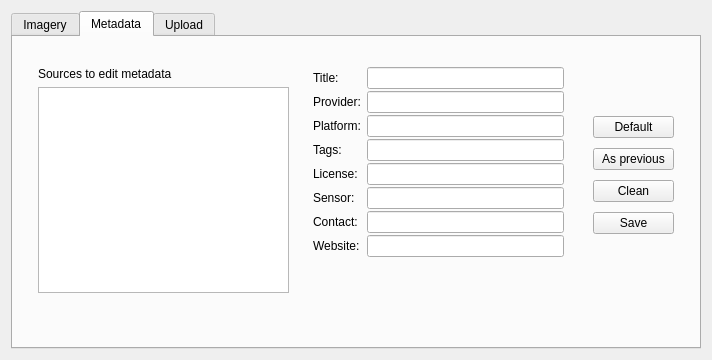
The window that OpenAerialMap/oam_client_dialog_base.ui (hotosm/oam-qgis-plugin) describes before a commit, drawn with Qt 5.
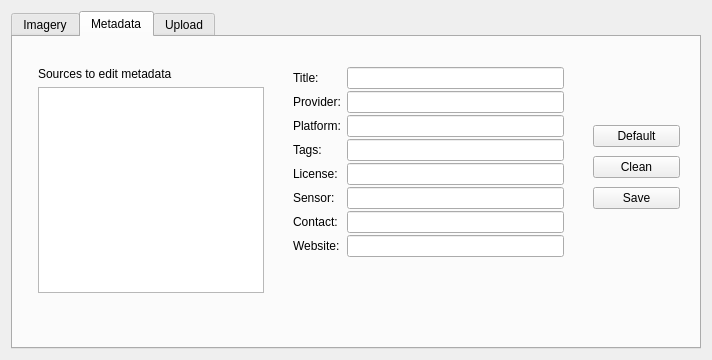
The same window after the commit. The open tabs and pages were chosen to show the change.

Commit message: Implemented user settings using Qsettings

Patch:
```diff
--- a/OpenAerialMap/oam_client_dialog_base.ui
+++ b/OpenAerialMap/oam_client_dialog_base.ui
@@ -172,9 +172,9 @@
       <widget class="QWidget" name="formLayoutWidget_2">
        <property name="geometry">
         <rect>
-         <x>300</x>
+         <x>280</x>
          <y>30</y>
-         <width>251</width>
+         <width>271</width>
          <height>226</height>
         </rect>
        </property>
@@ -271,9 +271,9 @@
        <property name="geometry">
         <rect>
          <x>580</x>
-         <y>75</y>
-         <width>81</width>
-         <height>128</height>
+         <y>85</y>
+         <width>87</width>
+         <height>91</height>
         </rect>
        </property>
        <layout class="QVBoxLayout" name="verticalLayout_4">
@@ -284,13 +284,6 @@
           </property>
          </widget>
         </item>
-        <item>
-         <widget class="QPushButton" name="as_previous_button">
-          <property name="text">
-           <string>As previous</string>
-          </property>
-         </widget>
-        </item>
         <item>
          <widget class="QPushButton" name="clean_button">
           <property name="text">
@@ -312,7 +305,7 @@
         <rect>
          <x>25</x>
          <y>30</y>
-         <width>251</width>
+         <width>226</width>
          <height>226</height>
         </rect>
        </property>
```
Left out of the diff: 29 changed lines with no effect on the pictures. The commit also changes 1 other file.
